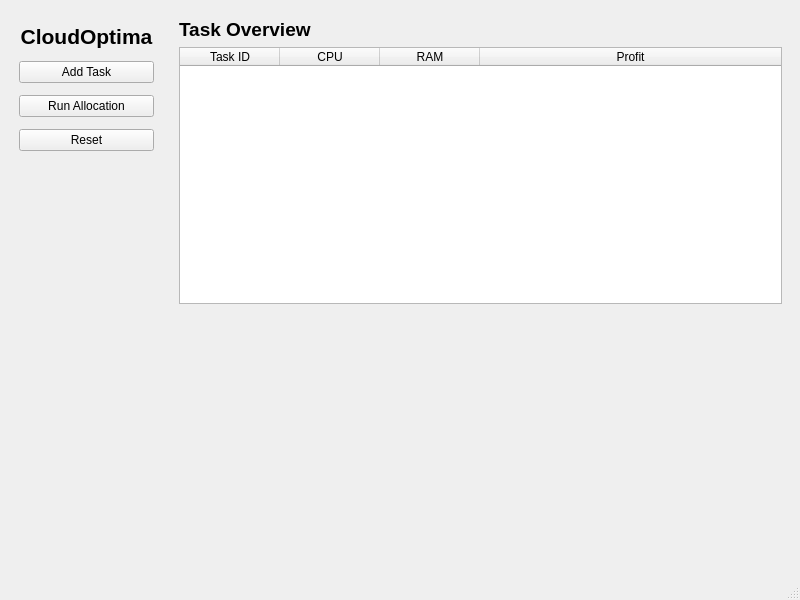
Old version of the form mainwindow.ui in the repository ashutosh691/CloudOptima-An-Optimised-Resource-Allocation-System.
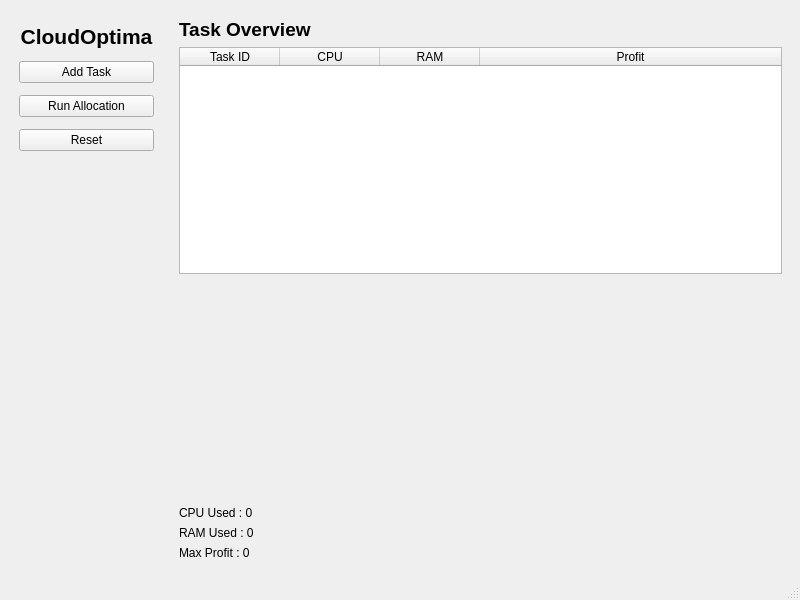
New version of the form.

Diff of the .ui file:
```diff
--- a/mainwindow.ui
+++ b/mainwindow.ui
@@ -180,6 +180,27 @@
              </property>
             </spacer>
            </item>
+           <item>
+            <widget class="QLabel" name="cpuLabel">
+             <property name="text">
+              <string>CPU Used : 0</string>
+             </property>
+            </widget>
+           </item>
+           <item>
+            <widget class="QLabel" name="ramLabel">
+             <property name="text">
+              <string>RAM Used : 0</string>
+             </property>
+            </widget>
+           </item>
+           <item>
+            <widget class="QLabel" name="profitLabel">
+             <property name="text">
+              <string>Max Profit : 0</string>
+             </property>
+            </widget>
+           </item>
           </layout>
          </item>
         </layout>
```
Left out of the diff: 2 changed lines with no effect on the pictures.
